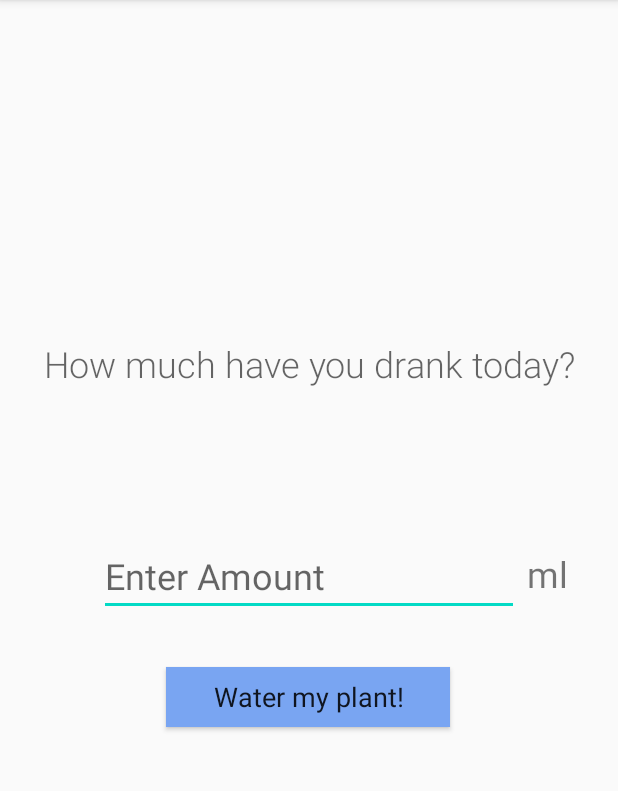
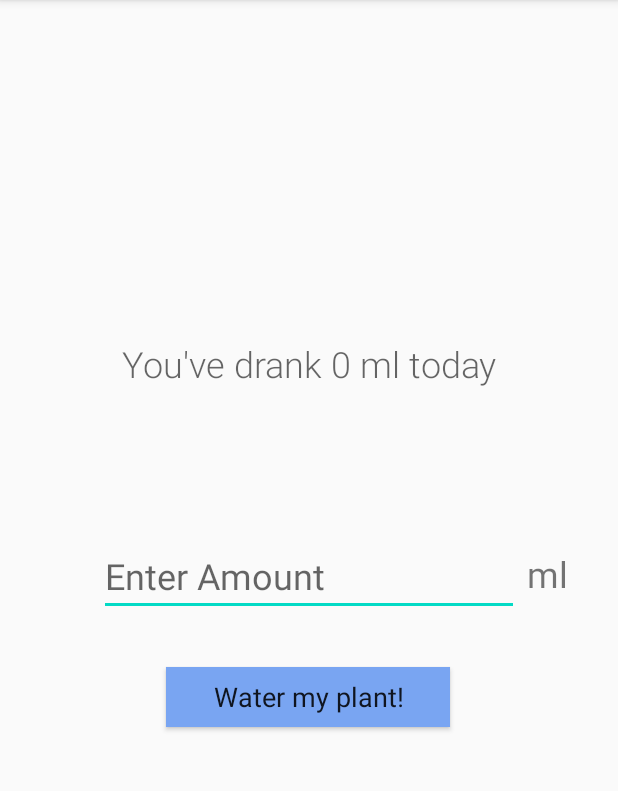
Before and after one commit to wanniex/drinkbud, an Android app: the screen it shows after launch (WaterTrackerActivity), after a tap on "TRACK MY WATER INTAKE", on a phone screen of 412 x 824 dp, the part 84-875 px from its top. Run offline under Robolectric (Android 15) with nearby library versions, the phone set to English and light mode, and no system bars; our stand-ins replace Firebase (no records; nobody signed in at launch, a user with empty details on screens opened directly); 1 statement that could not run was skipped.

Commit message:
linked firedatabase

```diff
--- a/app/build.gradle
+++ b/app/build.gradle
@@ -1,4 +1,5 @@
 apply plugin: 'com.android.application'
+apply plugin: 'com.google.gms.google-services'
 
 android {
     compileSdkVersion 29
@@ -28,6 +29,7 @@ dependencies {
 
     implementation 'androidx.appcompat:appcompat:1.0.2'
     implementation 'androidx.constraintlayout:constraintlayout:1.1.3'
+    implementation 'com.google.firebase:firebase-database:19.3.0'
     testImplementation 'junit:junit:4.12'
     androidTestImplementation 'androidx.test.ext:junit:1.1.1'
     androidTestImplementation 'androidx.test.espresso:espresso-core:3.2.0'
--- a/app/src/main/java/com/example/Drinkbud/WaterTrackerActivity.java
+++ b/app/src/main/java/com/example/Drinkbud/WaterTrackerActivity.java
@@ -1,5 +1,6 @@
 package com.example.Drinkbud;
 
+import androidx.annotation.NonNull;
 import androidx.appcompat.app.AppCompatActivity;
 
 import android.app.AlarmManager;
@@ -12,26 +13,59 @@ import android.widget.Button;
 import android.widget.EditText;
 import android.widget.TextView;
 
+import com.google.firebase.database.DataSnapshot;
+import com.google.firebase.database.DatabaseError;
+import com.google.firebase.database.DatabaseReference;
+import com.google.firebase.database.FirebaseDatabase;
+import com.google.firebase.database.ValueEventListener;
+
 import java.util.Calendar;
 
 public class WaterTrackerActivity extends AppCompatActivity {
-    static int num1 = 0; // changed this to static
+    Button waterPlantBtn;
+    EditText waterAmountNum;
+    TextView waterAmountResult;
+
+    FirebaseDatabase rootNode;
+    DatabaseReference reference;
+    int lastDrankRef;
 
     @Override
     protected void onCreate(Bundle savedInstanceState) {
         super.onCreate(savedInstanceState);
         setContentView(R.layout.activity_water_tracker);
 
-        Button waterPlantBtn = (Button) findViewById(R.id.waterPlantBtn);
+        waterAmountResult = (TextView) findViewById(R.id.waterAmountResult);
+        waterAmountNum = (EditText) findViewById(R.id.waterAmountNum);
+
+        rootNode = FirebaseDatabase.getInstance();
+        reference = rootNode.getReference("waterTracker");
+        reference.addValueEventListener(new ValueEventListener() {
+            @Override
+            public void onDataChange(@NonNull DataSnapshot dataSnapshot) {
+                int lastDrank = Integer.parseInt(dataSnapshot.child("waterDrank").getValue().toString());
+                waterAmountResult.setText("You've drank " + lastDrank + " ml today");
+                lastDrankRef = lastDrank;
+            }
+
+            @Override
+            public void onCancelled(@NonNull DatabaseError databaseError) {
+
+            }
+        });
+
+        waterPlantBtn = (Button) findViewById(R.id.waterPlantBtn);
         waterPlantBtn.setOnClickListener(new View.OnClickListener() {
             @Override
             public void onClick(View v) {
-                EditText waterAmountNum = (EditText) findViewById(R.id.waterAmountNum);
-                TextView waterAmountResult = (TextView) findViewById(R.id.waterAmountResult);
+
+
+
 
                 int num2 = Integer.parseInt(waterAmountNum.getText().toString());
-                num1 += num2;
-                waterAmountResult.setText("You've drank " + num1 + " ml today");
+                int currentDrank = lastDrankRef + num2;
+                reference.child("waterDrank").setValue(Integer.toString(currentDrank));
+                waterAmountResult.setText("You've drank " + currentDrank + " ml today");
             }
         });
     }
--- a/app/src/main/res/layout/activity_water_tracker.xml
+++ b/app/src/main/res/layout/activity_water_tracker.xml
@@ -55,7 +55,6 @@
         android:id="@+id/waterAmountResult"
         android:layout_width="wrap_content"
         android:layout_height="wrap_content"
-        android:text="How much have you drank today?"
         android:textAppearance="@style/TextAppearance.AppCompat.Display4"
         android:textSize="24sp"
         app:layout_constraintBottom_toTopOf="@+id/waterAmountNum"
--- a/build.gradle
+++ b/build.gradle
@@ -9,6 +9,7 @@ buildscript {
     }
     dependencies {
         classpath 'com.android.tools.build:gradle:3.6.3'
+        classpath 'com.google.gms:google-services:4.2.0'
 
 
         // NOTE: Do not place your application dependencies here; they belong
```
Also changed, not shown: 1 other file.
